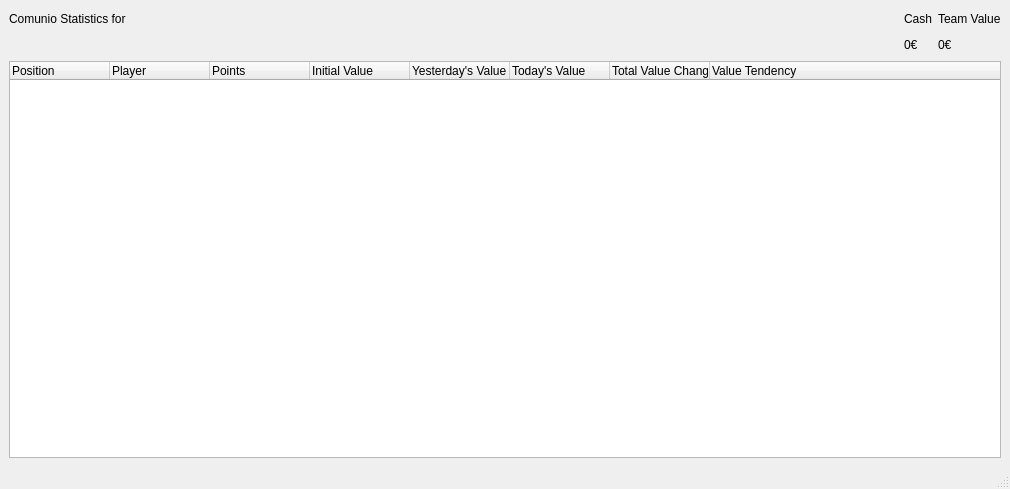
namboy94/comunio-manager, file comunio/ui/stats.ui: the form before one commit.
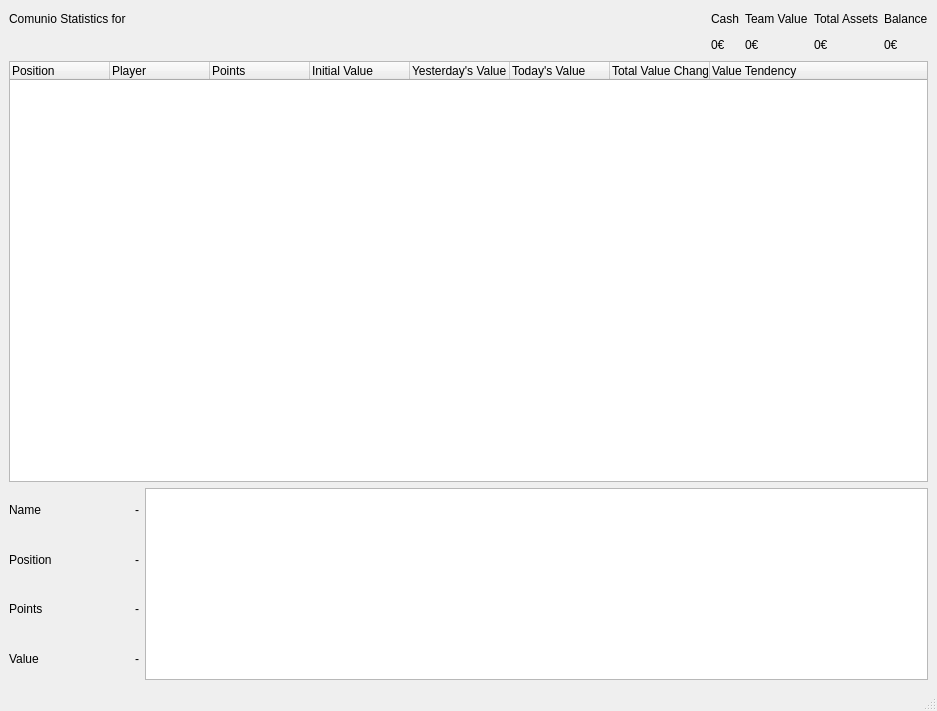
The form after the commit.

Commit message: Expanded UI with player-specific results

```diff
--- a/comunio/ui/stats.ui
+++ b/comunio/ui/stats.ui
@@ -6,8 +6,8 @@
    <rect>
     <x>0</x>
     <y>0</y>
-    <width>1010</width>
-    <height>489</height>
+    <width>937</width>
+    <height>711</height>
    </rect>
   </property>
   <property name="windowTitle">
@@ -15,6 +15,13 @@
   </property>
   <widget class="QWidget" name="centralwidget">
    <layout class="QGridLayout" name="gridLayout">
+    <item row="1" column="5">
+     <widget class="QLabel" name="total_assets_display">
+      <property name="text">
+       <string>0€</string>
+      </property>
+     </widget>
+    </item>
     <item row="0" column="0">
      <widget class="QLabel" name="greeting_label">
       <property name="text">
@@ -22,34 +29,34 @@
       </property>
      </widget>
     </item>
-    <item row="0" column="1">
-     <spacer name="horizontalSpacer">
-      <property name="orientation">
-       <enum>Qt::Horizontal</enum>
-      </property>
-      <property name="sizeHint" stdset="0">
-       <size>
-        <width>40</width>
-        <height>20</height>
-       </size>
-      </property>
-     </spacer>
-    </item>
     <item row="0" column="2">
+     <spacer name="horizontalSpacer">
+      <property name="orientation">
+       <enum>Qt::Horizontal</enum>
+      </property>
+      <property name="sizeHint" stdset="0">
+       <size>
+        <width>40</width>
+        <height>20</height>
+       </size>
+      </property>
+     </spacer>
+    </item>
+    <item row="0" column="3">
      <widget class="QLabel" name="label_3">
       <property name="text">
        <string>Cash</string>
       </property>
      </widget>
     </item>
-    <item row="0" column="3">
+    <item row="0" column="4">
      <widget class="QLabel" name="label_2">
       <property name="text">
        <string>Team Value</string>
       </property>
      </widget>
     </item>
-    <item row="1" column="0" colspan="2">
+    <item row="1" column="0" colspan="3">
      <spacer name="horizontalSpacer_2">
       <property name="orientation">
        <enum>Qt::Horizontal</enum>
@@ -62,21 +69,98 @@
       </property>
      </spacer>
     </item>
-    <item row="1" column="3">
+    <item row="1" column="4">
      <widget class="QLabel" name="team_value_display">
       <property name="text">
        <string>0€</string>
       </property>
      </widget>
     </item>
-    <item row="1" column="2">
+    <item row="1" column="3">
      <widget class="QLabel" name="cash_display">
       <property name="text">
        <string>0€</string>
       </property>
      </widget>
     </item>
-    <item row="2" column="0" colspan="4">
+    <item row="0" column="5">
+     <widget class="QLabel" name="label">
+      <property name="text">
+       <string>Total Assets</string>
+      </property>
+     </widget>
+    </item>
+    <item row="4" column="0">
+     <widget class="QLabel" name="label_7">
+      <property name="text">
+       <string>Position</string>
+      </property>
+     </widget>
+    </item>
+    <item row="3" column="0">
+     <widget class="QLabel" name="label_5">
+      <property name="text">
+       <string>Name</string>
+      </property>
+     </widget>
+    </item>
+    <item row="6" column="0">
+     <widget class="QLabel" name="label_6">
+      <property name="text">
+       <string>Value</string>
+      </property>
+     </widget>
+    </item>
+    <item row="3" column="1">
+     <widget class="QLabel" name="player_name_label">
+      <property name="text">
+       <string>-</string>
+      </property>
+     </widget>
+    </item>
+    <item row="6" column="1">
+     <widget class="QLabel" name="player_value_label">
+      <property name="text">
+       <string>-</string>
+      </property>
+     </widget>
+    </item>
+    <item row="4" column="1">
+     <widget class="QLabel" name="player_position_label">
+      <property name="text">
+       <string>-</string>
+      </property>
+     </widget>
+    </item>
+    <item row="5" column="0">
+     <widget class="QLabel" name="label_11">
+      <property name="text">
+       <string>Points</string>
+      </property>
+     </widget>
+    </item>
+    <item row="5" column="1">
+     <widget class="QLabel" name="player_points_label">
+      <property name="text">
+       <string>-</string>
+      </property>
+     </widget>
+    </item>
+    <item row="0" column="6">
+     <widget class="QLabel" name="label_4">
+      <property name="text">
+       <string>Balance</string>
+      </property>
+     </widget>
+    </item>
+    <item row="1" column="6">
+     <widget class="QLabel" name="balance_display">
+      <property name="text">
+       <string>0€</string>
+      </property>
+     </widget>
+    </item>
+    <item row="2" column="0" colspan="7">
      <widget class="QTreeWidget" name="player_table">
       <property name="minimumSize">
        <size>
@@ -126,6 +210,9 @@
       </column>
      </widget>
     </item>
+    <item row="3" column="2" rowspan="4" colspan="5">
+     <widget class="QGraphicsView" name="player_graph"/>
+    </item>
    </layout>
   </widget>
   <widget class="QStatusBar" name="statusbar"/>
```
The commit also changes 2 other files.
